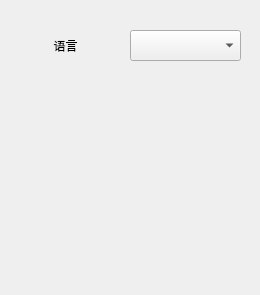
The window that src/ui/settingswindow.ui (CopyPlusPlus/CopyPlusPlus-Qt) describes before a commit, drawn with Qt 5.
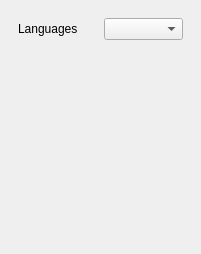
The same window after the commit.

The edit to the form file:
```diff
--- a/src/ui/settingswindow.ui
+++ b/src/ui/settingswindow.ui
@@ -6,40 +6,32 @@
    <rect>
     <x>0</x>
     <y>0</y>
-    <width>260</width>
-    <height>295</height>
+    <width>201</width>
+    <height>254</height>
    </rect>
   </property>
   <property name="windowTitle">
    <string notr="true">设置</string>
   </property>
   <widget class="QWidget" name="centralwidget">
-   <widget class="QLabel" name="languageLable">
-    <property name="geometry">
-     <rect>
-      <x>10</x>
-      <y>30</y>
-      <width>111</width>
-      <height>31</height>
-     </rect>
-    </property>
-    <property name="text">
-     <string notr="true">语言</string>
-    </property>
-    <property name="alignment">
-     <set>Qt::AlignCenter</set>
-    </property>
-   </widget>
-   <widget class="QComboBox" name="languageList">
-    <property name="geometry">
-     <rect>
-      <x>130</x>
-      <y>30</y>
-      <width>111</width>
-      <height>31</height>
-     </rect>
-    </property>
-   </widget>
+   <layout class="QVBoxLayout" name="verticalLayout">
+    <item alignment="Qt::AlignTop">
+     <widget class="QWidget" name="horizontalWidget" native="true">
+      <layout class="QHBoxLayout" name="horizontalLayout">
+       <item>
+        <widget class="QLabel" name="languageLable">
+         <property name="text">
+          <string>Languages</string>
+         </property>
+        </widget>
+       </item>
+       <item>
+        <widget class="QComboBox" name="languageList"/>
+       </item>
+      </layout>
+     </widget>
+    </item>
+   </layout>
   </widget>
  </widget>
  <resources/>
```
Left out of the diff: 8 changed lines with no effect on the pictures.
